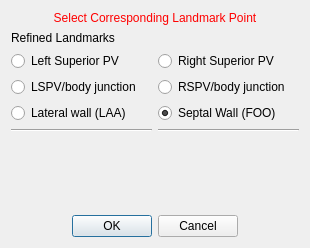
Above: CemrgApp/Plugins/kcl.cemrgapp.atrialfibres/src/internal/AtrialFibresLandmarksViewRefined.ui from OpenHeartDevelopers/CemrgApp before the change. Below: the same form after it.
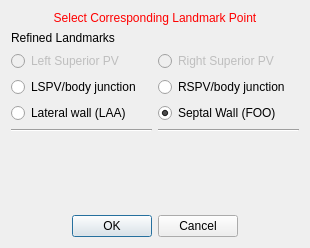
That is the form after the change.

```diff
--- a/CemrgApp/Plugins/kcl.cemrgapp.atrialfibres/src/internal/AtrialFibresLandmarksViewRefined.ui
+++ b/CemrgApp/Plugins/kcl.cemrgapp.atrialfibres/src/internal/AtrialFibresLandmarksViewRefined.ui
@@ -96,7 +96,7 @@
      <item row="1" column="0">
       <widget class="QRadioButton" name="radioBtn_LSPV">
        <property name="enabled">
-        <bool>true</bool>
+        <bool>false</bool>
        </property>
        <property name="text">
         <string>Left Superior PV</string>
@@ -105,6 +105,9 @@
      </item>
      <item row="1" column="1">
       <widget class="QRadioButton" name="radioBtn_RSPV">
+       <property name="enabled">
+        <bool>false</bool>
+       </property>
        <property name="text">
         <string>Right Superior PV</string>
        </property>
```
